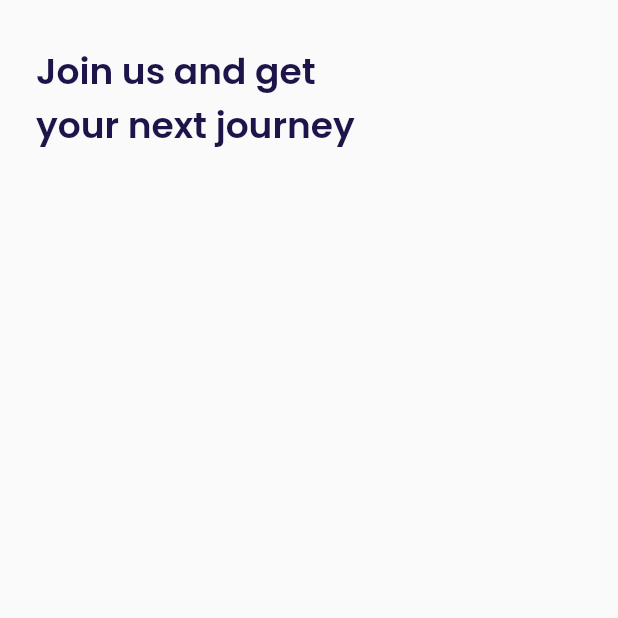
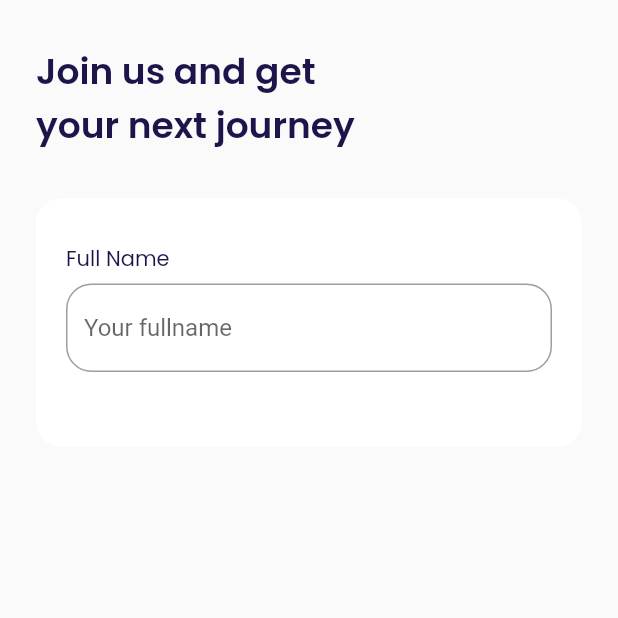
Before and after one commit to acepnurmansidik/MobileApp-Travel, a Flutter app: the SignUpPage screen opened by its route, on a phone screen of 412 x 824 dp, the top half of it. Run offline on Flutter 3.47's test engine with Material 2 defaults, Android fonts, the phone set to English and light mode, and no system bars; our stand-ins replace google_fonts.

Commit message:
slicing sign up - input part 1

```diff
--- a/lib/ui/pages/sign_up_page.dart
+++ b/lib/ui/pages/sign_up_page.dart
@@ -11,23 +11,68 @@ class SignUpPage extends StatelessWidget {
         margin: EdgeInsets.only(top: 30),
         child: Text(
           'Join us and get\nyour next journey',
-          style: blackStyle.copyWith(
-            fontSize: 24,
-            fontWeight: semibold
+          style: blackStyle.copyWith(fontSize: 24, fontWeight: semibold),
+        ),
+      );
+    }
+
+    Widget inputSection() {
+      Widget fieldInput() {
+        return Container(
+          margin: EdgeInsets.only(bottom: 20),
+          child: Column(
+            crossAxisAlignment: CrossAxisAlignment.start,
+            children: [
+              Text(
+                'Full Name',
+                style: blackStyle.copyWith(
+                  fontSize: 14,
+                  fontWeight: regular
+                ),
+              ),
+              SizedBox(
+                height: 6,
+              ),
+              TextFormField(
+                cursorColor: kBlackColor,
+                decoration: InputDecoration(
+                  hintText: 'Your fullname',
+                  border: OutlineInputBorder(
+                    borderRadius: BorderRadius.circular(
+                      defaultRadius
+                    ),
+                  ),
+                  focusedBorder: OutlineInputBorder(
+                    borderRadius: BorderRadius.circular(
+                      defaultRadius
+                    ),
+                    borderSide: BorderSide(
+                      color: kPrimaryColor
+                    )
+                  )
+                ),
+              )
+            ],
           ),
+        );
+      }
+
+      return Container(
+        margin: EdgeInsets.only(top: 30),
+        padding: EdgeInsets.symmetric(vertical: 30, horizontal: 20),
+        decoration: BoxDecoration(
+            color: kWhiteColor,
+            borderRadius: BorderRadius.circular(defaultRadius)
         ),
+        child: fieldInput(),
       );
     }
 
     return Scaffold(
       body: SafeArea(
         child: ListView(
-          padding: EdgeInsets.symmetric(
-            horizontal: defaultMargin
-          ),
-          children: [
-            title()
-          ],
+          padding: EdgeInsets.symmetric(horizontal: defaultMargin),
+          children: [title(), inputSection()],
         ),
       ),
     );
```
